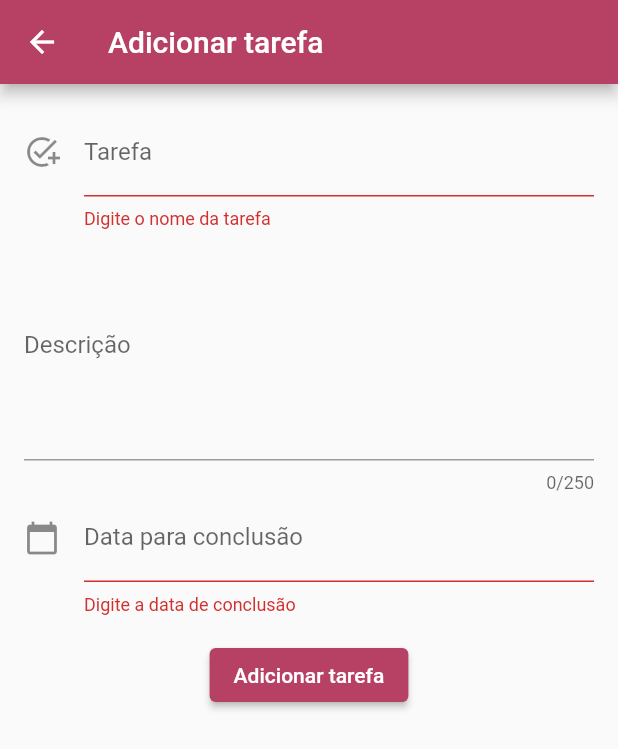
After one commit to Guilherm456/UNIGerenciador, a Flutter app: the AddTaskPage screen opened by its route, after a tap on "Adicionar tarefa", on a phone screen of 412 x 824 dp. The commit adds this screen. Shown: the top 749 px of the screen. Run offline on Flutter 3.47's test engine with Material 2 defaults, Android fonts, the phone set to English and light mode, and no system bars.

Commit message:
Iniciado a tela de adicionar tarefas

```diff
--- a/lib/app_widget.dart
+++ /dev/null
@@ -1,32 +0,0 @@
-import 'package:flutter/material.dart';
-
-import 'home_page.dart';
-
-class Paleta {
-  static const MaterialColor colorDefault =
-      MaterialColor(0xFFB74065, <int, Color>{
-    50: Color(0xFFa53a5b), //10%
-    100: Color(0xFF923351), //20%
-    200: Color(0xFF802d47), //30%
-    300: Color(0xFF6e263d), //40%
-    400: Color(0xFF5c2033), //50%
-    500: Color(0xFF491a28), //60%
-    600: Color(0xFF37131e), //70%
-    700: Color(0xFF250d14), //80%
-    800: Color(0xFF12060a), //90%
-    900: Color(0xFF000000), //100%
-  });
-}
-
-class AppWidget extends StatelessWidget {
-  @override
-  Widget build(BuildContext context) {
-    return MaterialApp(
-      title: 'Flutter Demo',
-      theme: ThemeData(
-        primarySwatch: Paleta.colorDefault,
-      ),
-      home: HomePage(),
-    );
-  }
-}
--- a/lib/main.dart
+++ b/lib/main.dart
@@ -1,5 +1,5 @@
 import 'package:flutter/material.dart';
-import 'package:uni_gerenciador/app_widget.dart';
+import 'package:uni_gerenciador/widgets/app_widget.dart';
 
 void main() {
   runApp(AppWidget());
--- /dev/null
+++ b/lib/pages/add_task.dart
@@ -0,0 +1,79 @@
+import 'package:flutter/material.dart';
+import 'package:uni_gerenciador/utils/tasks.dart';
+import 'package:uni_gerenciador/widgets/datepicker_widget.dart';
+
+class AddTaskPage extends StatefulWidget {
+  const AddTaskPage({Key? key}) : super(key: key);
+
+  @override
+  State<StatefulWidget> createState() {
+    return AddTaskPageState();
+  }
+}
+
+class AddTaskPageState extends State<AddTaskPage> {
+  final scaffoldKey = GlobalKey<ScaffoldState>();
+  @override
+  Widget build(BuildContext context) {
+    Task task = Task();
+
+    final _form = GlobalKey<FormState>();
+
+    return Scaffold(
+      appBar: AppBar(title: const Text('Adicionar tarefa')),
+      body: SafeArea(
+          child: SizedBox(
+        width: double.infinity,
+        height: double.infinity,
+        child: Column(children: [
+          Padding(
+            padding: const EdgeInsets.all(16.0),
+            child: Form(
+              key: _form,
+              child: Column(
+                children: [
+                  TextFormField(
+                    decoration: const InputDecoration(
+                        labelText: 'Tarefa',
+                        hintText: "Digite o nome da tarefa",
+                        icon: Icon(Icons.add_task)),
+                    onSaved: (val) => task.name = val!,
+                    validator: (value) {
+                      if (value != null && value.isEmpty) {
+                        return 'Digite o nome da tarefa';
+                      }
+                      return null;
+                    },
+                    // onSaved: (val) => task.name= val,
+                  ),
+                  TextFormField(
+                    decoration: const InputDecoration(
+                      labelText: 'Descrição',
+                      hintText: "Descreva a tarefa",
+                    ),
+                    onSaved: (val) => task.description = val!,
+                    maxLines: 6,
+                    maxLength: 250,
+                    keyboardType: TextInputType.multiline,
+                  ),
+                  const DatePicker(),
+                  const SizedBox(height: 16.0),
+                  ElevatedButton(
+                    onPressed: () {
+                      if (_form.currentState!.validate()) {
+                        _form.currentState!.save();
+                        Navigator.of(context).pop();
+                      }
+                    },
+                    child: const Text('Adicionar tarefa'),
+                  ),
+                  const SizedBox(height: 16.0),
+                ],
+              ),
+            ),
+          ),
+        ]),
+      )),
+    );
+  }
+}
--- /dev/null
+++ b/lib/utils/tasks.dart
@@ -0,0 +1,5 @@
+class Task {
+  String name = '';
+  String description = '';
+  DateTime date = DateTime.now();
+}
--- /dev/null
+++ b/lib/widgets/app_widget.dart
@@ -0,0 +1,44 @@
+import 'package:flutter/material.dart';
+
+import '../pages/add_task.dart';
+import '../pages/home_page.dart';
+
+class Paleta {
+  static const MaterialColor colorDefault =
+      MaterialColor(0xFFB74065, <int, Color>{
+    50: Color(0xFFa53a5b), //10%
+    100: Color(0xFF923351), //20%
+    200: Color(0xFF802d47), //30%
+    300: Color(0xFF6e263d), //40%
+    400: Color(0xFF5c2033), //50%
+    500: Color(0xFF491a28), //60%
+    600: Color(0xFF37131e), //70%
+    700: Color(0xFF250d14), //80%
+    800: Color(0xFF12060a), //90%
+    900: Color(0xFF000000), //100%
+  });
+}
+
+class AppWidget extends StatelessWidget {
+  @override
+  Widget build(BuildContext context) {
+    return AnimatedBuilder(
+        animation: AppController.instance,
+        builder: (BuildContext context, Widget? child) {
+          return MaterialApp(
+            theme: ThemeData(
+              primarySwatch: Paleta.colorDefault,
+            ),
+            initialRoute: '/',
+            routes: {
+              '/': (context) => HomePage(),
+              '/addtask': (context) => AddTaskPage(),
+            },
+          );
+        });
+  }
+}
+
+class AppController extends ChangeNotifier {
+  static AppController instance = AppController();
+}
--- /dev/null
+++ b/lib/widgets/datepicker_widget.dart
@@ -0,0 +1,55 @@
+import 'package:flutter/material.dart';
+
+class DatePicker extends StatefulWidget {
+  const DatePicker({Key? key}) : super(key: key);
+
+  @override
+  State<StatefulWidget> createState() {
+    return DatePickerState();
+  }
+}
+
+class DatePickerState extends State<DatePicker> {
+  final TextEditingController _dateController = TextEditingController();
+  DateTime selectedDate = DateTime.now();
+
+  _selectedDate(BuildContext context) async {
+    final DateTime? picked = await showDatePicker(
+        context: context,
+        initialDate: selectedDate,
+        firstDate: DateTime.now(),
+        lastDate: DateTime(2100));
+
+    if (picked != null && picked != selectedDate) {
+      setState(() {
+        selectedDate = picked;
+        var date =
+            "${picked.toLocal().day}/${picked.toLocal().month}/${picked.toLocal().year}";
+        _dateController.text = date;
+      });
+    }
+  }
+
+  @override
+  Widget build(BuildContext context) {
+    return GestureDetector(
+      onTap: () => _selectedDate(context),
+      child: AbsorbPointer(
+        child: TextFormField(
+          decoration: const InputDecoration(
+            labelText: 'Data para conclusão',
+            icon: Icon(Icons.calendar_today),
+          ),
+          controller: _dateController,
+          keyboardType: TextInputType.datetime,
+          validator: (val) {
+            if (val != null && val.isEmpty) {
+              return 'Digite a data de conclusão';
+            }
+            return null;
+          },
+        ),
+      ),
+    );
+  }
+}
```
Also changed, not shown: lib/pages/home_page.dart (renamed from lib/home_page.dart, +5 -5 lines), lib/widgets/FAB.dart (added, +25 -0 lines), lib/widgets/drawer_widget.dart (renamed from lib/drawer_widget.dart, +2 -8 lines), 2 other files.
